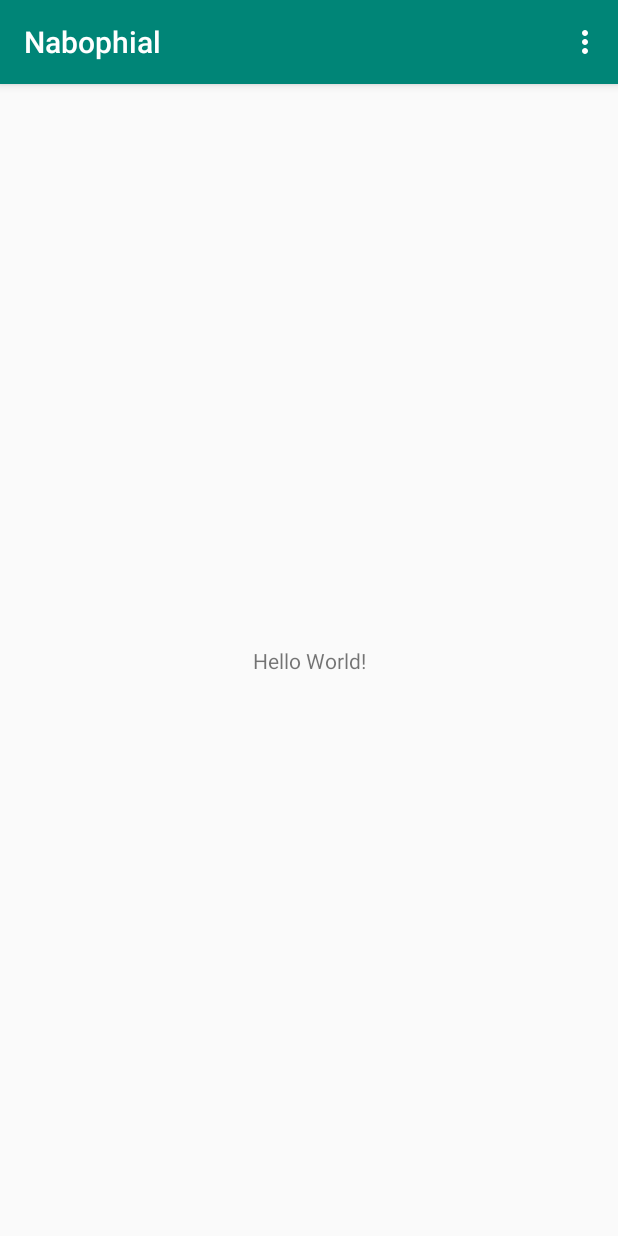
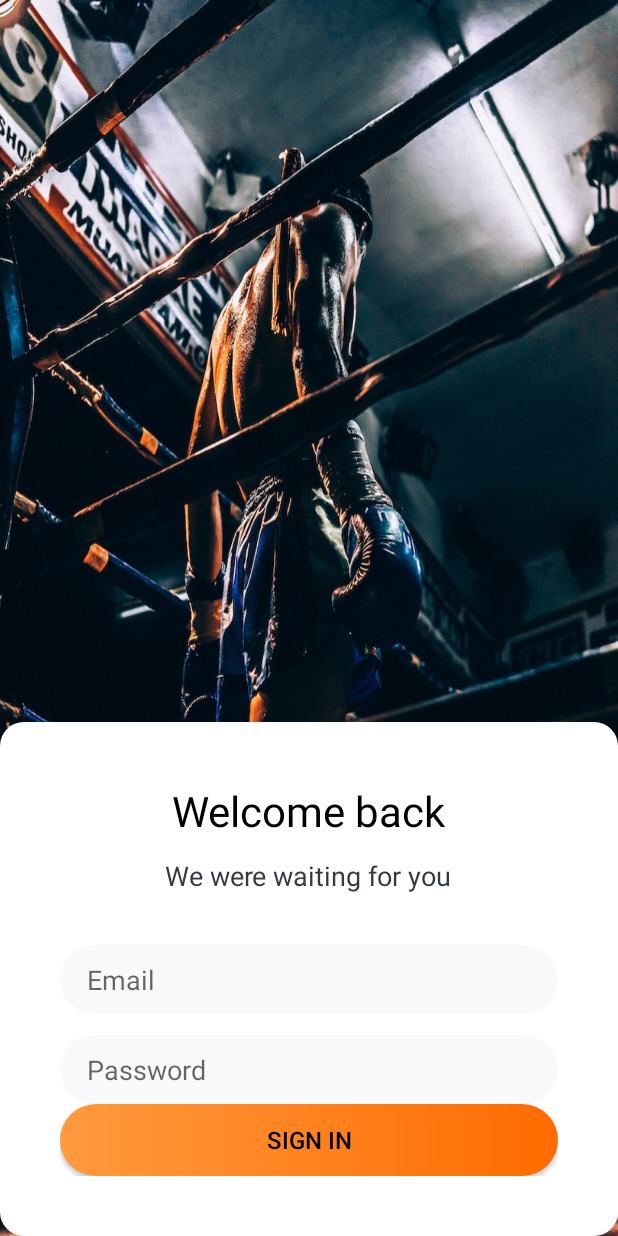
Before and after one commit to AlanLima91/Nabophial_Android, an Android app: the screen it shows after launch (MainActivity), on a phone screen of 412 x 824 dp. Run offline under Robolectric (Android 15) with nearby library versions, the phone set to English and light mode, and no system bars.

Commit message:
Add homepage

```diff
--- /dev/null
+++ b/app/src/main/res/drawable/bg_btn.xml
@@ -0,0 +1,7 @@
+<?xml version="1.0" encoding="utf-8"?>
+<shape xmlns:android="http://schemas.android.com/apk/res/android">
+
+    <gradient android:startColor="#FF9A3E" android:endColor="#FF6B00"></gradient>
+    <corners android:radius="36dp"></corners>
+
+</shape>
--- /dev/null
+++ b/app/src/main/res/drawable/bg_card.xml
@@ -0,0 +1,6 @@
+<?xml version="1.0" encoding="utf-8"?>
+<shape xmlns:android="http://schemas.android.com/apk/res/android">
+
+    <solid android:color="@color/white"></solid>
+    <corners android:radius="16dp"></corners>
+</shape>
--- /dev/null
+++ b/app/src/main/res/drawable/bg_editext.xml
@@ -0,0 +1,7 @@
+<?xml version="1.0" encoding="utf-8"?>
+<shape xmlns:android="http://schemas.android.com/apk/res/android">
+
+    <solid android:color="@color/light"></solid>
+    <corners android:radius="36dp"></corners>
+
+</shape>
--- a/app/src/main/res/layout/activity_main.xml
+++ b/app/src/main/res/layout/activity_main.xml
@@ -1,18 +1,59 @@
 <?xml version="1.0" encoding="utf-8"?>
-<android.support.constraint.ConstraintLayout xmlns:android="http://schemas.android.com/apk/res/android"
-    xmlns:app="http://schemas.android.com/apk/res-auto"
+<RelativeLayout xmlns:android="http://schemas.android.com/apk/res/android"
     xmlns:tools="http://schemas.android.com/tools"
     android:layout_width="match_parent"
     android:layout_height="match_parent"
+    android:background="@drawable/bg_boxe"
     tools:context=".MainActivity">
 
-    <TextView
-        android:layout_width="wrap_content"
+    <LinearLayout
+        android:background="@drawable/bg_card"
+        android:layout_width="match_parent"
         android:layout_height="wrap_content"
-        android:text="Hello World!"
-        app:layout_constraintBottom_toBottomOf="parent"
-        app:layout_constraintLeft_toLeftOf="parent"
-        app:layout_constraintRight_toRightOf="parent"
-        app:layout_constraintTop_toTopOf="parent" />
+        android:layout_alignParentBottom="true"
+        android:orientation="vertical"
+        android:padding="40dp" >
 
-</android.support.constraint.ConstraintLayout>
+        <TextView
+            android:layout_width="wrap_content"
+            android:layout_height="wrap_content"
+            android:textSize="28dp"
+            android:textColor="@color/black"
+            android:layout_gravity="center"
+            android:text="Welcome back"/>
+
+        <TextView
+            android:layout_width="wrap_content"
+            android:layout_height="wrap_content"
+            android:textSize="18dp"
+            android:textColor="@color/dark"
+            android:layout_gravity="center"
+            android:layout_marginTop="12dp"
+            android:text="We were waiting for you"/>
+
+        <EditText
+            android:layout_marginTop="34dp"
+            android:hint="Email"
+            android:paddingLeft="18dp"
+            android:background="@drawable/bg_editext"
+            android:layout_width="match_parent"
+            android:layout_height="46dp" />
+
+        <EditText
+            android:layout_marginTop="14dp"
+            android:hint="Password"
+            android:paddingLeft="18dp"
+            android:background="@drawable/bg_editext"
+            android:layout_width="match_parent"
+            android:layout_height="46dp" />
+
+        <Button
+            android:background="@drawable/bg_btn"
+            android:textColor="@color/black"
+            android:text="SIGN IN"
+            android:textSize="16dp"
+            android:layout_width="match_parent"
+            android:layout_height="wrap_content" />
+    </LinearLayout>
+
+</RelativeLayout>
--- a/app/src/main/res/values/colors.xml
+++ b/app/src/main/res/values/colors.xml
@@ -1,6 +1,15 @@
 <?xml version="1.0" encoding="utf-8"?>
 <resources>
-    <color name="colorPrimary">#008577</color>
-    <color name="colorPrimaryDark">#00574B</color>
+    <color name="cyan">#17a2b8</color>
+    <color name="colorPrimary">#007bff</color>
+    <color name="colorPrimaryDark">#0020FF</color>
     <color name="colorAccent">#D81B60</color>
+    <color name="danger">#dc3545</color>
+    <color name="warning">#ffc107</color>
+    <color name="success">#28a745</color>
+    <color name="white">#fff</color>
+    <color name="light">#f8f9fa</color>
+    <color name="secondary">#868e96</color>
+    <color name="dark">#343a40</color>
+    <color name="black">#000</color>
 </resources>
--- a/app/src/main/res/values/strings.xml
+++ b/app/src/main/res/values/strings.xml
@@ -2,4 +2,5 @@
     <string name="app_name">Nabophial</string>
     <string name="other">Autre</string>
     <string name="settings">Parametres</string>
+    <string name="button">Button</string>
 </resources>
--- a/app/src/main/res/values/styles.xml
+++ b/app/src/main/res/values/styles.xml
@@ -1,11 +1,9 @@
 <resources>
 
     <!-- Base application theme. -->
-    <style name="AppTheme" parent="Theme.AppCompat.Light.DarkActionBar">
+    <style name="AppTheme" parent="Theme.AppCompat.Light.NoActionBar">
         <!-- Customize your theme here. -->
-        <item name="colorPrimary">@color/colorPrimary</item>
-        <item name="colorPrimaryDark">@color/colorPrimaryDark</item>
-        <item name="colorAccent">@color/colorAccent</item>
+
     </style>
 
 </resources>
```
Also changed, not shown: app/src/main/res/drawable/bg_boxe.jpg (added).
